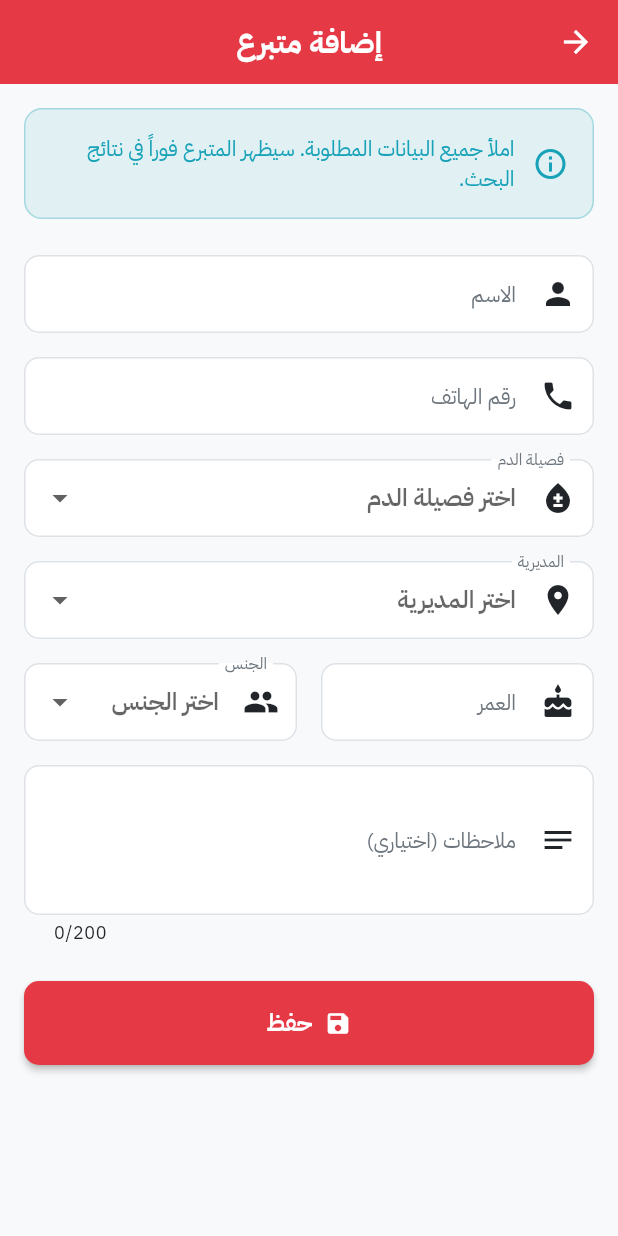
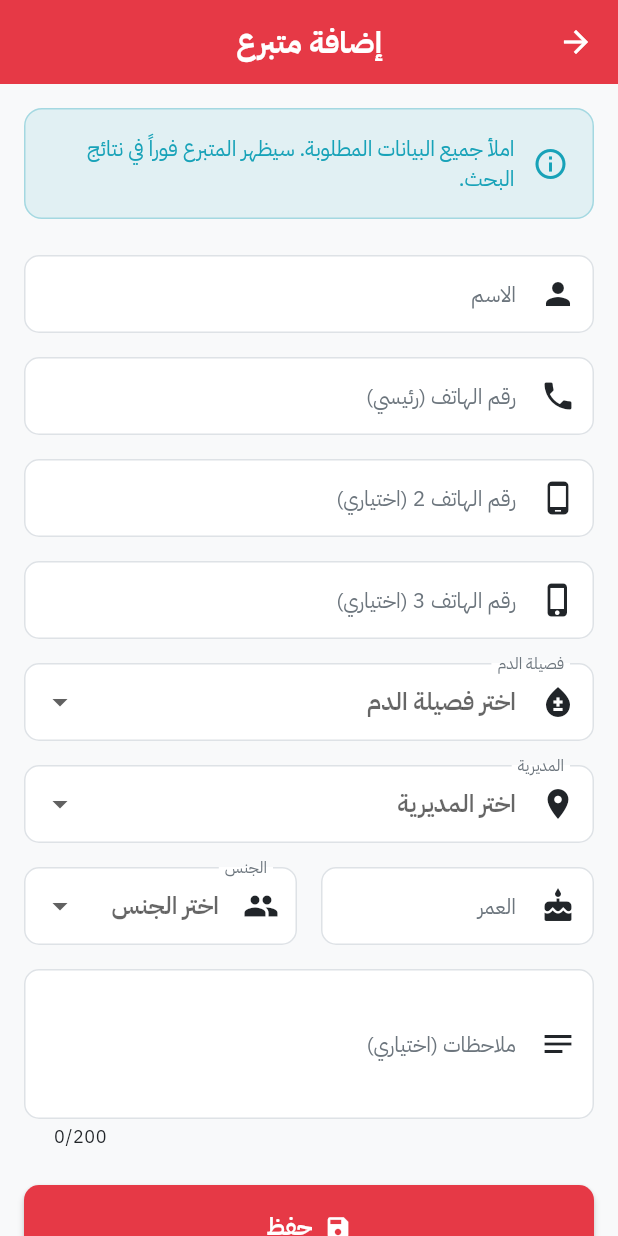
Before and after one commit to salehbagomri/mahrah_blood_bank_app, a Flutter app: the AddDonorScreen screen opened directly, on a phone screen of 412 x 824 dp. Run offline on Flutter 3.47's test engine with Material 3 defaults, Android fonts, the phone set to English and light mode, and no system bars; our stand-ins replace flutter_spinkit, supabase_flutter; accounts and stored records are empty; network calls fail.

Commit message:
اضافة: امكانية ارقام هواتف متعددة للمتبرع

```diff
--- a/lib/models/donor_model.dart
+++ b/lib/models/donor_model.dart
@@ -3,6 +3,8 @@ class DonorModel {
   final String id;
   final String name;
   final String phoneNumber;
+  final String? phoneNumber2; // رقم هاتف إضافي 1
+  final String? phoneNumber3; // رقم هاتف إضافي 2
   final String bloodType;
   final String district;
   final int age;
@@ -20,6 +22,8 @@ class DonorModel {
     required this.id,
     required this.name,
     required this.phoneNumber,
+    this.phoneNumber2,
+    this.phoneNumber3,
     required this.bloodType,
     required this.district,
     required this.age,
@@ -40,6 +44,8 @@ class DonorModel {
       id: json['id'] as String,
       name: json['name'] as String,
       phoneNumber: json['phone_number'] as String,
+      phoneNumber2: json['phone_number_2'] as String?,
+      phoneNumber3: json['phone_number_3'] as String?,
       bloodType: json['blood_type'] as String,
       district: json['district'] as String,
       age: json['age'] as int,
@@ -65,6 +71,8 @@ class DonorModel {
       'id': id,
       'name': name,
       'phone_number': phoneNumber,
+      'phone_number_2': phoneNumber2,
+      'phone_number_3': phoneNumber3,
       'blood_type': bloodType,
       'district': district,
       'age': age,
@@ -80,11 +88,25 @@ class DonorModel {
     };
   }
 
+  /// الحصول على قائمة بجميع الأرقام (غير الفارغة)
+  List<String> get allPhoneNumbers {
+    final numbers = <String>[phoneNumber];
+    if (phoneNumber2 != null && phoneNumber2!.isNotEmpty) {
+      numbers.add(phoneNumber2!);
+    }
+    if (phoneNumber3 != null && phoneNumber3!.isNotEmpty) {
+      numbers.add(phoneNumber3!);
+    }
+    return numbers;
+  }
+
   /// نسخ مع تعديل بعض الحقول
   DonorModel copyWith({
     String? id,
     String? name,
     String? phoneNumber,
+    String? phoneNumber2,
+    String? phoneNumber3,
     String? bloodType,
     String? district,
     int? age,
@@ -102,6 +124,8 @@ class DonorModel {
       id: id ?? this.id,
       name: name ?? this.name,
       phoneNumber: phoneNumber ?? this.phoneNumber,
+      phoneNumber2: phoneNumber2 ?? this.phoneNumber2,
+      phoneNumber3: phoneNumber3 ?? this.phoneNumber3,
       bloodType: bloodType ?? this.bloodType,
       district: district ?? this.district,
       age: age ?? this.age,
--- a/lib/screens/donor/add_donor_screen.dart
+++ b/lib/screens/donor/add_donor_screen.dart
@@ -26,6 +26,8 @@ class _AddDonorScreenState extends State<AddDonorScreen> {
   // Controllers
   final _nameController = TextEditingController();
   final _phoneController = TextEditingController();
+  final _phone2Controller = TextEditingController();
+  final _phone3Controller = TextEditingController();
   final _ageController = TextEditingController();
   final _notesController = TextEditingController();
 
@@ -46,6 +48,8 @@ class _AddDonorScreenState extends State<AddDonorScreen> {
   void dispose() {
     _nameController.dispose();
     _phoneController.dispose();
+    _phone2Controller.dispose();
+    _phone3Controller.dispose();
     _ageController.dispose();
     _notesController.dispose();
     super.dispose();
@@ -112,10 +116,10 @@ class _AddDonorScreenState extends State<AddDonorScreen> {
 
                   const SizedBox(height: 16),
 
-                  // رقم الهاتف
+                  // رقم الهاتف الرئيسي
                   CustomTextField(
                     controller: _phoneController,
-                    label: AppStrings.phoneNumber,
+                    label: '${AppStrings.phoneNumber} (رئيسي)',
                     hint: '777123456',
                     icon: Icons.phone,
                     keyboardType: TextInputType.phone,
@@ -124,6 +128,36 @@ class _AddDonorScreenState extends State<AddDonorScreen> {
                       LengthLimitingTextInputFormatter(9),
                     ],
                     validator: Validators.validatePhoneNumber,
+                  ),
+
+                  const SizedBox(height: 16),
+
+                  // رقم الهاتف الإضافي 1
+                  CustomTextField(
+                    controller: _phone2Controller,
+                    label: '${AppStrings.phoneNumber} 2 (${AppStrings.optional})',
+                    hint: '777123456',
+                    icon: Icons.phone_android,
+                    keyboardType: TextInputType.phone,
+                    inputFormatters: [
+                      FilteringTextInputFormatter.digitsOnly,
+                      LengthLimitingTextInputFormatter(9),
+                    ],
+                  ),
+
+                  const SizedBox(height: 16),
+
+                  // رقم الهاتف الإضافي 2
+                  CustomTextField(
+                    controller: _phone3Controller,
+                    label: '${AppStrings.phoneNumber} 3 (${AppStrings.optional})',
+                    hint: '777123456',
+                    icon: Icons.phone_iphone,
+                    keyboardType: TextInputType.phone,
+                    inputFormatters: [
+                      FilteringTextInputFormatter.digitsOnly,
+                      LengthLimitingTextInputFormatter(9),
+                    ],
                   ),
 
                   const SizedBox(height: 16),
@@ -255,14 +289,22 @@ class _AddDonorScreenState extends State<AddDonorScreen> {
     // إخفاء لوحة المفاتيح
     FocusScope.of(context).unfocus();
 
-    // تنسيق رقم الهاتف
+    // تنسيق أرقام الهواتف
     final formattedPhone = Helpers.formatPhoneNumber(_phoneController.text);
+    final formattedPhone2 = _phone2Controller.text.trim().isEmpty
+        ? null
+        : Helpers.formatPhoneNumber(_phone2Controller.text);
+    final formattedPhone3 = _phone3Controller.text.trim().isEmpty
+        ? null
+        : Helpers.formatPhoneNumber(_phone3Controller.text);
 
     // إنشاء كائن المتبرع
     final donor = DonorModel(
       id: '', // سيتم إنشاؤه تلقائياً في قاعدة البيانات
       name: _nameController.text.trim(),
       phoneNumber: formattedPhone,
+      phoneNumber2: formattedPhone2,
+      phoneNumber3: formattedPhone3,
       bloodType: _selectedBloodType!,
       district: _selectedDistrict!,
       age: int.parse(_ageController.text),
```
Also changed, not shown: lib/services/donor_service.dart (+20 -13 lines), lib/widgets/donor_card.dart (+47 -11 lines), 1 other file.
